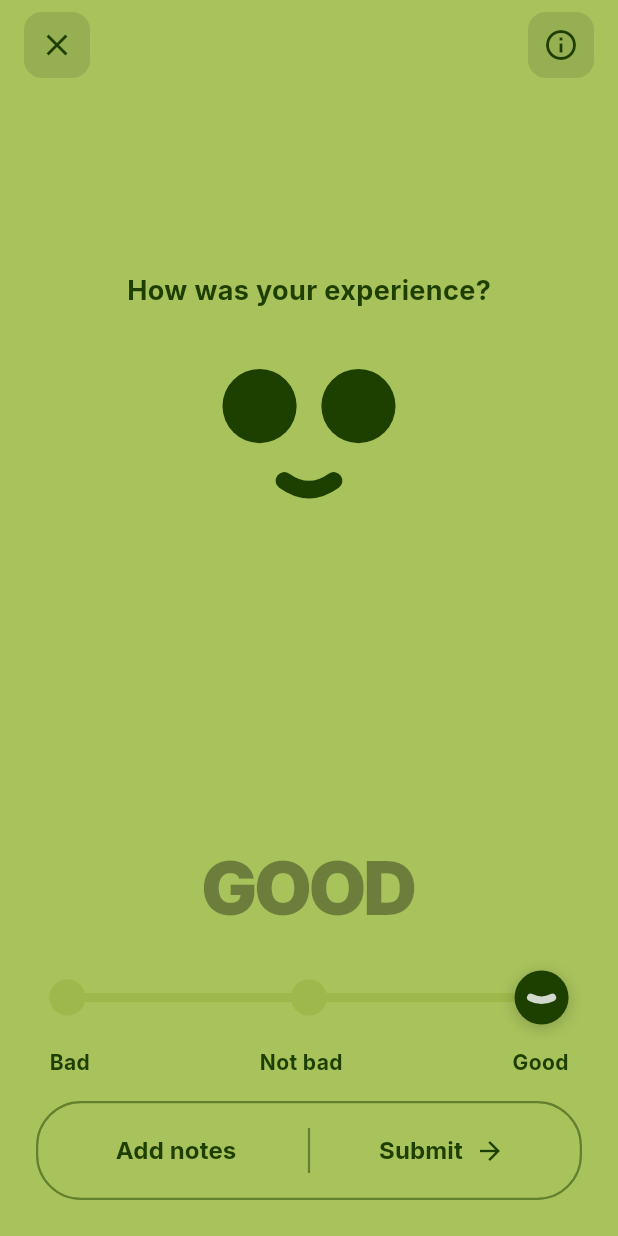
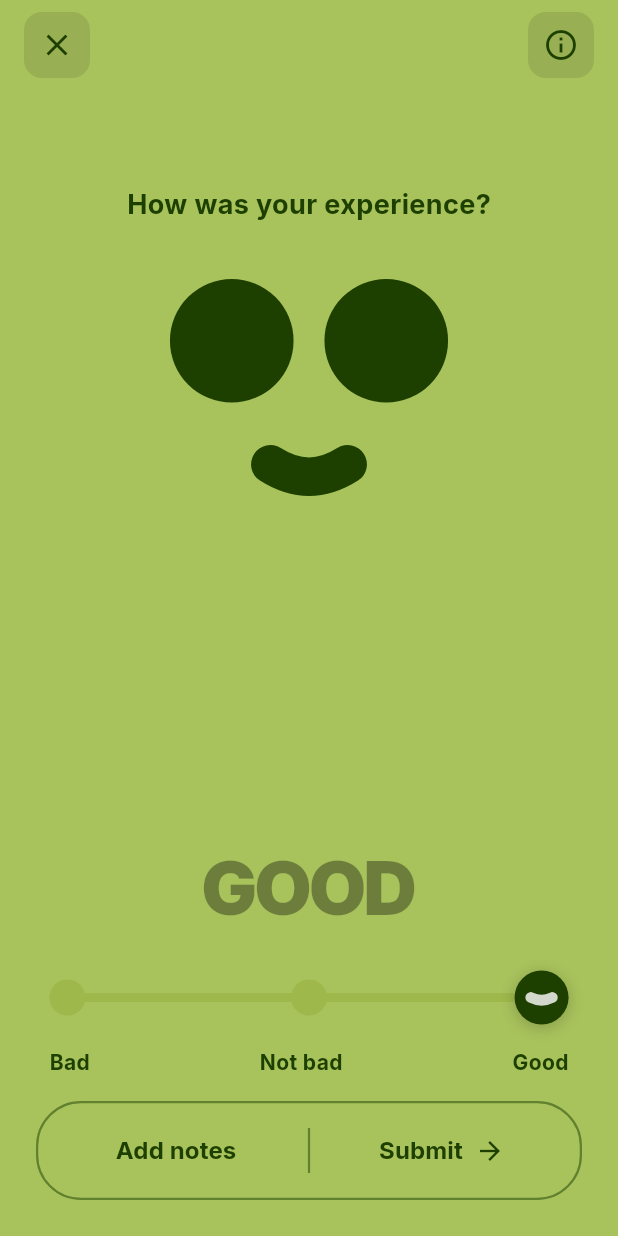
Before and after one commit to Ionic-Errrrs-Code/animated-app-rating-screen, a Flutter app: the screen it shows after launch, on a phone screen of 412 x 824 dp. Run offline on Flutter 3.47's test engine with Material 3 defaults, Android fonts, the phone set to English and light mode, and no system bars; drawn by our look-alikes of flutter_animate; our stand-ins replace google_fonts.

Commit message:
Refactor animated face properties for improved responsiveness and visual clarity

```diff
--- a/lib/screens/rate_experience_screen.dart
+++ b/lib/screens/rate_experience_screen.dart
@@ -25,7 +25,6 @@ class _RateExperienceScreenState extends State<RateExperienceScreen> {
   void initState() {
     super.initState();
     _noteFocusNode.addListener(() {
-      // If the keyboard is dismissed, go back to the rating view
       if (!_noteFocusNode.hasFocus && _viewState == ViewState.note) {
         setState(() => _viewState = ViewState.rating);
       }
@@ -41,7 +40,6 @@ class _RateExperienceScreenState extends State<RateExperienceScreen> {
 
   void _switchToNoteView() {
     setState(() => _viewState = ViewState.note);
-    // Request focus to pop up the keyboard
     _noteFocusNode.requestFocus();
   }
 
@@ -50,12 +48,6 @@ class _RateExperienceScreenState extends State<RateExperienceScreen> {
     final screenHeight = MediaQuery.of(context).size.height;
     final screenWidth = MediaQuery.of(context).size.width;
     final isNoteView = _viewState == ViewState.note;
-    final viewInsetsBottom = MediaQuery.of(context).viewInsets.bottom;
-    final keyboardVisible = viewInsetsBottom > 0.0;
-    final minTop = MediaQuery.of(context).padding.top + 64;
-    final baseTop = isNoteView ? screenHeight * 0.18 : screenHeight * 0.22;
-    final desiredTop = keyboardVisible ? screenHeight * 0.06 : baseTop;
-    final topOffset = desiredTop < minTop ? minTop : desiredTop;
 
     return ValueListenableBuilder<double>(
       valueListenable: _percentage,
@@ -65,7 +57,7 @@ class _RateExperienceScreenState extends State<RateExperienceScreen> {
 
         return Scaffold(
           backgroundColor: colors['background'],
-          resizeToAvoidBottomInset: true, // Important for keyboard
+          resizeToAvoidBottomInset: true,
           body: GestureDetector(
             behavior: HitTestBehavior.opaque,
             onTap: () => FocusScope.of(context).unfocus(),
@@ -75,67 +67,60 @@ class _RateExperienceScreenState extends State<RateExperienceScreen> {
               child: Stack(
                 fit: StackFit.expand,
                 children: [
-                  // Background filler to avoid black flashes
                   Positioned.fill(child: ColoredBox(color: colors['background']!)),
-                  // --- MAIN CONTENT AREA (Face always visible, text fades; note appears below face) ---
+                  // --- MAIN CONTENT AREA ---
                   AnimatedPositioned(
                     duration: const Duration(milliseconds: 400),
                     curve: Curves.easeInOut,
-                    top: topOffset,
+                    top: isNoteView ? screenHeight * 0.1 : screenHeight * 0.15,
                     left: 0,
                     right: 0,
                     child: Column(
                       children: [
-                        AnimatedOpacity(
-                          opacity: isNoteView ? 0.0 : 1.0,
-                          duration: const Duration(milliseconds: 250),
-                          child: Text(
+                        Text(
                           'How was your experience?',
                           style: TextStyle(
                             color: darkColor,
                             fontSize: 18,
                             fontWeight: FontWeight.bold,
                           ),
-                          ),
-                        ),
-                        const SizedBox(height: 16),
-                        AnimatedScale(
-                          scale: keyboardVisible ? 0.85 : 1.0,
-                          duration: const Duration(milliseconds: 250),
-                          curve: Curves.easeOut,
-                          child: AnimatedFace(
+                        )
+                            .animate(key: ValueKey(_viewState))
+                            .fade(begin: isNoteView ? 1.0 : 0.0, end: isNoteView ? 0.0 : 1.0, duration: 300.ms),
+                        const SizedBox(height: 24),
+                        AnimatedFace(
                           percentage: value,
                           darkColor: darkColor,
-                            faceSize: Size(screenWidth * 0.4, screenHeight * 0.16),
-                          ),
-                        ),
-                        if (isNoteView) ...[
-                          const SizedBox(height: 16),
+                          faceSize: Size(screenWidth * 0.5, screenHeight * 0.2),
+                        )
+                            .animate()
+                            .scale(
+                              duration: 250.ms,
+                              begin: const Offset(1, 1),
+                              end: isNoteView ? const Offset(0.85, 0.85) : const Offset(1, 1),
+                            )
+                            .moveY(end: isNoteView ? -screenHeight * 0.05 : 0),
+                        if (isNoteView)
                           NoteInputView(
                             darkColor: darkColor,
                             focusNode: _noteFocusNode,
                             onSubmit: () {},
-                          ).animate(key: const ValueKey('note_center_anim')).fadeIn(duration: 250.ms, curve: Curves.easeOut).slideY(begin: 0.06, end: 0, duration: 280.ms, curve: Curves.easeOutCubic),
-                          const SizedBox(height: 8),
-                        ],
+                          )
+                              .animate()
+                              .fadeIn(duration: 250.ms, curve: Curves.easeOut)
+                              .slideY(begin: 0.06, end: 0, duration: 280.ms, curve: Curves.easeOutCubic),
                       ],
                     ),
                   ),
 
-                  // --- BOTTOM AREA (Rating controls only in rating view) ---
-                  AnimatedSwitcher(
-                    duration: const Duration(milliseconds: 300),
-                    transitionBuilder: (child, animation) {
-                      return FadeTransition(opacity: animation, child: child);
-                    },
-                    child: isNoteView
-                        ? const SizedBox.shrink()
-                        : Column(
+                  // --- BOTTOM AREA ---
+                  if (_viewState == ViewState.rating)
+                    Column(
                       key: const ValueKey('rating_view'),
                       mainAxisAlignment: MainAxisAlignment.end,
                       children: [
-                              AnimatedTextDisplay(percentage: value)
-                                  .animate(key: const ValueKey('text_anim'))
+                        const AnimatedTextDisplay(percentage: 1.0)
+                            .animate()
                             .fadeIn(duration: 200.ms)
                             .slideY(begin: 0.05, end: 0, duration: 250.ms),
                         const SizedBox(height: 24),
@@ -144,19 +129,18 @@ class _RateExperienceScreenState extends State<RateExperienceScreen> {
                           sliderColor: colors['slider']!,
                           initialValue: value,
                           onChanged: (p) => _percentage.value = p,
-                              ).animate(key: const ValueKey('slider_anim')).fadeIn(duration: 220.ms).slideY(begin: 0.05, end: 0, duration: 260.ms),
+                        ).animate().fadeIn(duration: 220.ms).slideY(begin: 0.05, end: 0, duration: 260.ms),
                         const SizedBox(height: 16),
                         ActionButtons(
                           color: darkColor,
                           onAddNote: _switchToNoteView,
                           onSubmit: () {},
-                              ).animate(key: const ValueKey('buttons_anim')).fadeIn(duration: 240.ms).slideY(begin: 0.04, end: 0, duration: 280.ms),
+                        ).animate().fadeIn(duration: 240.ms).slideY(begin: 0.04, end: 0, duration: 280.ms),
                         const SizedBox(height: 24),
                       ],
                     ),
-                  ),
 
-                  // --- TOP BUTTONS (kept on top of everything) ---
+                  // --- TOP BUTTONS ---
                   Positioned(
                     top: 0,
                     left: 0,
@@ -184,7 +168,6 @@ class _RateExperienceScreenState extends State<RateExperienceScreen> {
   }
 
   Map<String, Color> _getExperienceColors(double percentage) {
-    // ... (This function remains the same as before)
     Color backgroundColor, darkColor, sliderColor;
     if (percentage <= 0.5) {
       final t = percentage / 0.5;
@@ -215,7 +198,7 @@ class _TopIconButton extends StatelessWidget {
       child: Container(
         padding: const EdgeInsets.all(10),
         decoration: BoxDecoration(
-          color: Colors.black.withValues(alpha: 0.1),
+          color: Colors.black.withAlpha(25),
           borderRadius: BorderRadius.circular(12),
         ),
         child: Icon(icon, color: color, size: 24),
--- a/lib/widgets/animated_face.dart
+++ b/lib/widgets/animated_face.dart
@@ -19,15 +19,17 @@ class AnimatedFace extends StatelessWidget {
     final double eyeWidth, eyeHeight, eyeRotation, mouthRotation;
 
     if (percentage <= 0.5) {
+      // Bad to Not Bad
       final t = percentage / 0.5;
-      eyeWidth = lerpDouble(faceSize.width * 0.2, faceSize.width * 0.4, t);
+      eyeWidth = lerpDouble(faceSize.width * 0.2, faceSize.width * 0.45, t);
       eyeHeight = lerpDouble(faceSize.height * 0.4, faceSize.height * 0.15, t);
       eyeRotation = lerpDouble(20.0, 0.0, t);
       mouthRotation = math.pi;
     } else {
+      // Not Bad to Good
       final t = (percentage - 0.5) / 0.5;
-      eyeWidth = lerpDouble(faceSize.width * 0.4, faceSize.width * 0.3, t);
-      eyeHeight = lerpDouble(faceSize.height * 0.15, faceSize.width * 0.3, t);
+      eyeWidth = lerpDouble(faceSize.width * 0.45, faceSize.width * 0.4, t);
+      eyeHeight = lerpDouble(faceSize.height * 0.15, faceSize.width * 0.4, t);
       eyeRotation = 0.0;
       mouthRotation = lerpDouble(math.pi, 0.0, t);
     }
@@ -46,12 +48,11 @@ class AnimatedFace extends StatelessWidget {
               AnimatedEye(width: eyeWidth, height: eyeHeight, color: darkColor, rotation: eyeRotation, percentage: percentage),
             ],
           ),
-          SizedBox(height: faceSize.height * 0.1),
+          SizedBox(height: faceSize.height * 0.15),
           AnimatedMouth(
             rotation: mouthRotation,
             color: darkColor,
-            // --- Mouth size adjusted ---
-            size: Size(faceSize.width * 0.2, faceSize.height * 0.18),
+            size: Size(faceSize.width * 0.25, faceSize.height * 0.2),
           ),
         ],
       ),
@@ -59,7 +60,6 @@ class AnimatedFace extends StatelessWidget {
   }
 }
 
-// ... (AnimatedEye class remains the same)
 class AnimatedEye extends StatelessWidget {
   final double width;
   final double height;
@@ -124,8 +124,7 @@ class MouthPainter extends CustomPainter {
     final paint = Paint()
       ..color = color
       ..style = PaintingStyle.stroke
-      // --- Mouth radius/thickness adjusted ---
-      ..strokeWidth = size.width * 0.35
+      ..strokeWidth = size.width * 0.5
       ..strokeCap = StrokeCap.round;
 
     final path = Path()
```
Lines whose indentation alone changed are shown as unchanged.
